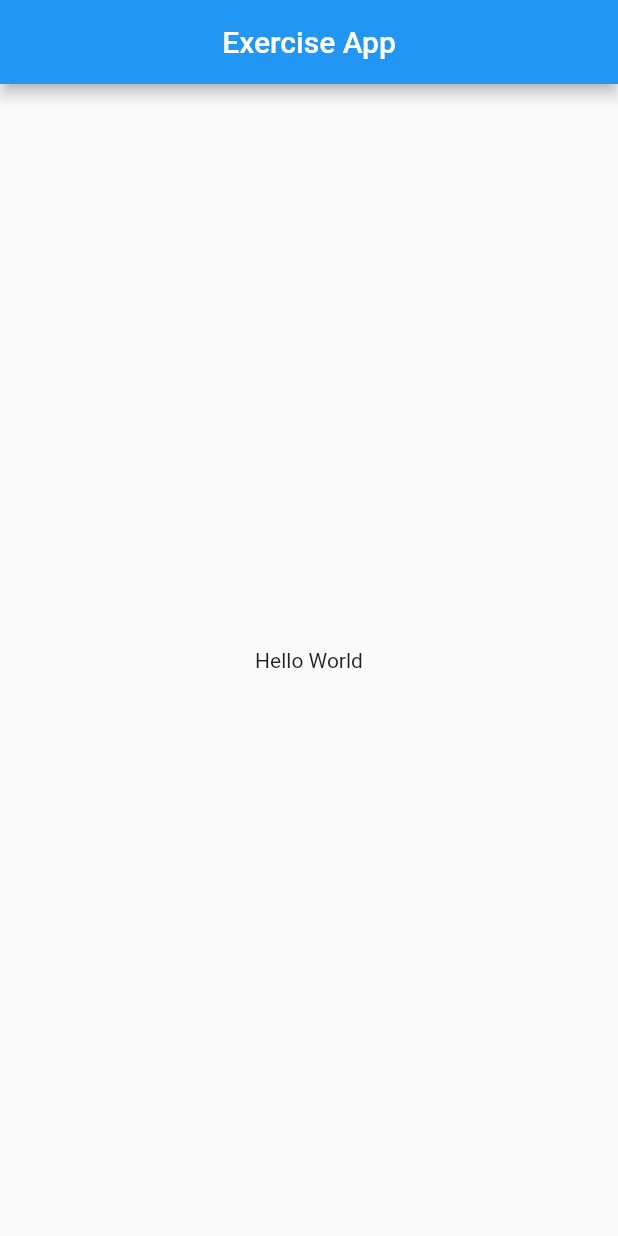
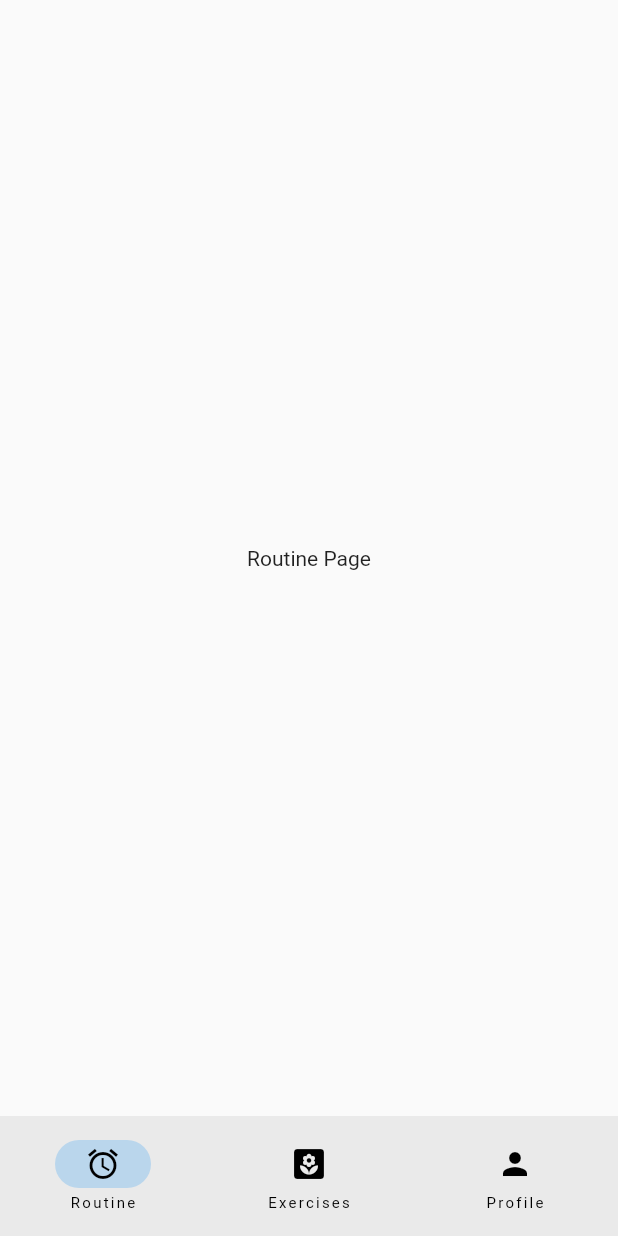
Before and after one commit to AfreAustin/Flutter-Exercise, a Flutter app: the screen it shows after launch, on a phone screen of 412 x 824 dp. Run offline on Flutter 3.47's test engine with Material 2 defaults, Android fonts, the phone set to English and light mode, and no system bars.

Commit message:
created main structure of app

```diff
--- a/exercise/analysis_options.yaml
+++ b/exercise/analysis_options.yaml
@@ -21,6 +21,7 @@ linter:
   # `// ignore_for_file: name_of_lint` syntax on the line or in the file
   # producing the lint.
   rules:
+    prefer_const_constructors: false
     # avoid_print: false  # Uncomment to disable the `avoid_print` rule
     # prefer_single_quotes: true  # Uncomment to enable the `prefer_single_quotes` rule
 
--- a/exercise/lib/main.dart
+++ b/exercise/lib/main.dart
@@ -1,42 +1,174 @@
 import 'package:flutter/material.dart';
 
-void main() {
-  runApp(
-    const MaterialApp(
-      // OS task switcher title
-      title: 'Exercise App',
-      // display within device UI
+void main() => runApp(ExerciseApp());
+
+class ExerciseApp extends StatelessWidget {
+  const ExerciseApp({super.key});
+
+  // display app within device UI
+  @override
+  Widget build(BuildContext context) {
+    return const MaterialApp(
+      title: 'Exercise App', // OS task switcher title
       home: SafeArea(
-        child: ExerciseApp(),
+        child: PageNavigation(),
       ),
-      // hide debug banner
-      debugShowCheckedModeBanner: false,
+      debugShowCheckedModeBanner: false, // hide debug banner
+    );
+  }
+}
+
+class PageNavigation extends StatefulWidget {
+  const PageNavigation({super.key});
+
+  @override
+  State<PageNavigation> createState() => _PageNavigationState();
+}
+
+class _PageNavigationState extends State<PageNavigation> {
+  int currentPageIndex = 0;
+
+  @override
+  Widget build(BuildContext context) {
+    return Scaffold(
+      bottomNavigationBar: NavigationBar(
+        onDestinationSelected: (int i) {
+          setState(() {
+            currentPageIndex = i;
+          });
+        },
+        selectedIndex: currentPageIndex,
+        destinations: const <Widget>[
+          NavigationDestination(icon: Icon(Icons.alarm), label: "Routine"),
+          NavigationDestination(icon: Icon(Icons.yard), label: "Exercises"),
+          NavigationDestination(icon: Icon(Icons.person), label: "Profile")
+        ],
+      ),
+      body: <Widget>[
+        RoutinePage(),
+        ExercisesPage(
+          exercises: generateExercises(),
+        ),
+        ProfilePage(),
+      ][currentPageIndex],
+    );
+  }
+}
+
+// parse list of exercises from (file or database? DECIDE)
+List<Exercise> generateExercises() {
+  return List.generate(
+    5,
+    (i) => Exercise(
+      'Exercise $i',
+      'Exercise $i description',
+      'iconFile.png',
     ),
   );
 }
 
-class ExerciseApp extends StatelessWidget {
-  const ExerciseApp({super.key});
+class RoutinePage extends StatelessWidget {
+  const RoutinePage({super.key});
+
+  @override
+  Widget build(BuildContext context) {
+    return Center(
+      child: Text("Routine Page"),
+    );
+  }
+}
+
+class ExercisesPage extends StatelessWidget {
+  const ExercisesPage({super.key, required this.exercises});
+
+  final List<Exercise> exercises;
+
+  @override
+  Widget build(BuildContext context) {
+    return ListView.builder(
+      itemCount: exercises.length,
+      itemBuilder: (context, index) {
+        return ListTile(
+          onTap: () {
+            Navigator.push(
+              context,
+              MaterialPageRoute(
+                builder: (context) =>
+                    ExerciseDetail(exercise: exercises[index]),
+              ),
+            );
+          },
+          leading: FlutterLogo(),
+          title: Text(exercises[index].name),
+        );
+      },
+    );
+  }
+}
+
+class ExerciseDetail extends StatelessWidget {
+  const ExerciseDetail({super.key, required this.exercise});
+
+  final Exercise exercise;
 
   @override
   Widget build(BuildContext context) {
     return Scaffold(
-      appBar: AppBar(
-        title: const Center(
-          child: Text("Exercise App"),
-        ),
-      ),
-      body: const Center(
-        child: Text("Hello World"),
+      appBar: AppBar(title: Text(exercise.name)),
+      body: Center(
+        child: Text(exercise.description),
       ),
     );
   }
 }
 
+class ProfilePage extends StatelessWidget {
+  const ProfilePage({super.key});
+
+  @override
+  Widget build(BuildContext context) {
+    return Center(
+      child: Text("Profile Page"),
+    );
+  }
+}
+
+class Exercise {
+  final String name;
+  final String description;
+  final String iconFile;
+
+  const Exercise(this.name, this.description, this.iconFile);
+}
+
 /*
-void main() {
-  runApp(const MyApp());
-}
+children: <Widget>[
+          // change to toggle button
+          Row(
+            mainAxisAlignment: MainAxisAlignment.end,
+            children: const <Widget>[
+              Text("List View "),
+              Icon(Icons.arrow_drop_down),
+            ],
+          ),
+          ListTile(
+            onTap: () {
+              Navigator.push(
+                context,
+                MaterialPageRoute(builder: (BuildContext builder) {
+                  return Scaffold(
+                    appBar: AppBar(title: Text("HERE")),
+                    body: Center(
+                      child: Text("Exercises in Category"),
+                    ),
+                  );
+                }),
+              );
+            },
+            leading: FlutterLogo(),
+            title: Text("Exercise Category"),
+          ),
+        ],
 
 class MyApp extends StatelessWidget {
   const MyApp({super.key});
@@ -48,20 +180,6 @@ class MyApp extends StatelessWidget {
       title: 'Flutter Demo',
       theme: ThemeData(
         // This is the theme of your application.
-        //
-        // TRY THIS: Try running your application with "flutter run". You'll see
-        // the application has a blue toolbar. Then, without quitting the app,
-        // try changing the seedColor in the colorScheme below to Colors.green
-        // and then invoke "hot reload" (save your changes or press the "hot
-        // reload" button in a Flutter-supported IDE, or press "r" if you used
-        // the command line to start the app).
-        //
-        // Notice that the counter didn't reset back to zero; the application
-        // state is not lost during the reload. To reset the state, use hot
-        // restart instead.
-        //
-        // This works for code too, not just values: Most code changes can be
-        // tested with just a hot reload.
         colorScheme: ColorScheme.fromSeed(seedColor: Colors.deepPurple),
         useMaterial3: true,
       ),
```
